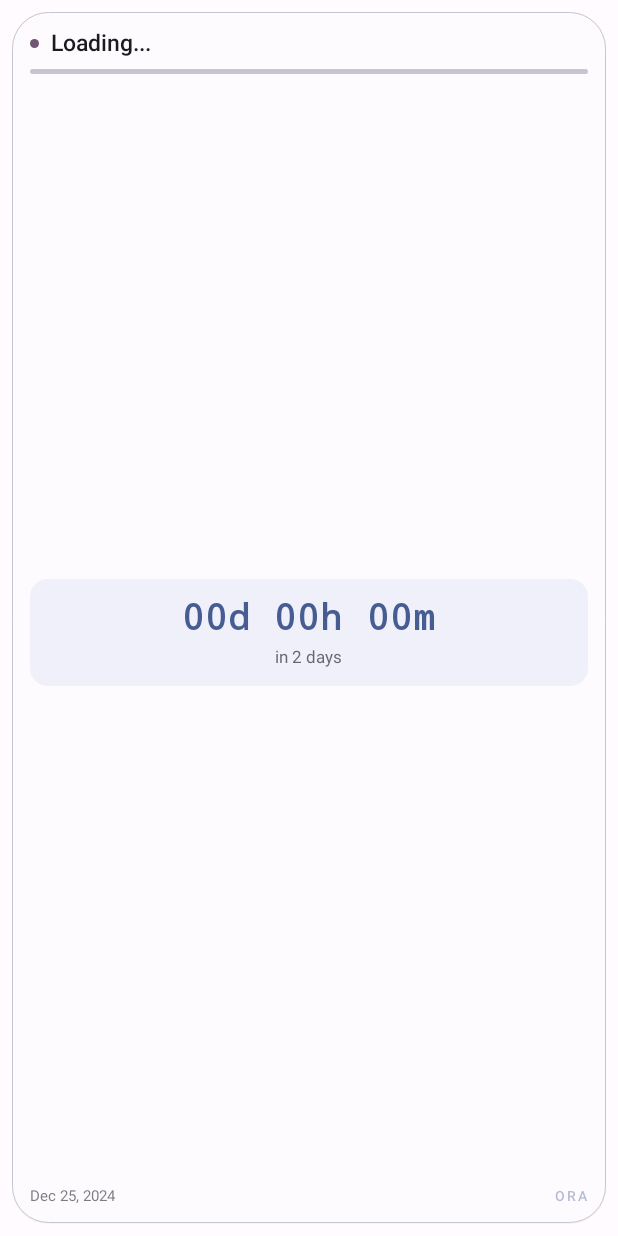
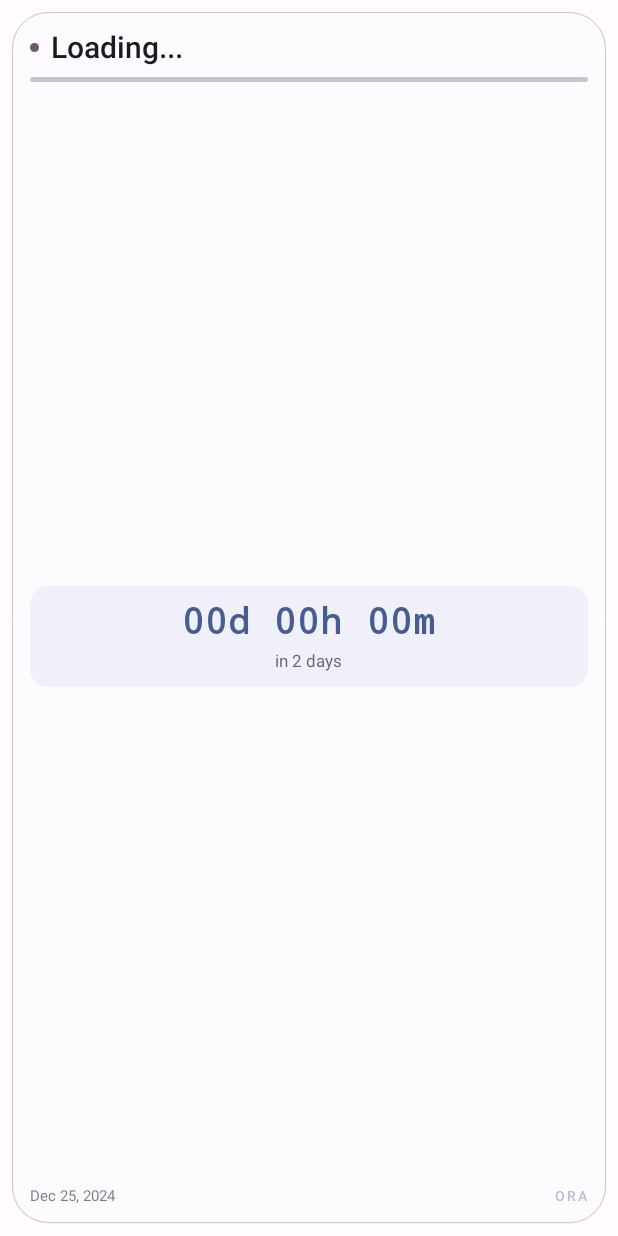
Before and after one commit to Yass5002/Ora, an Android app: the layout widget_countdown.xml on its own in the app's theme, with its tools: preview values and no code run, on a phone screen of 412 x 824 dp. Run offline under Robolectric (Android 15) with nearby library versions, the phone set to English and light mode, and no system bars.

Commit message:
✨ WIDGETS: HOME SCREEN COUNTDOWN WIDGET, LIVE SYNC, GLASS UI, PIN SUPPORT, URGENT UPDATES ✨

```diff
--- a/app/src/main/res/layout/widget_countdown.xml
+++ b/app/src/main/res/layout/widget_countdown.xml
@@ -36,7 +36,7 @@
                 android:layout_height="wrap_content"
                 android:layout_weight="1"
                 android:text="Loading..."
-                android:textSize="15sp"
+                android:textSize="20sp"
                 android:fontFamily="sans-serif-medium"
                 android:textColor="@color/widget_title_color"
                 android:ellipsize="end"
@@ -87,7 +87,7 @@
                     android:layout_height="wrap_content"
                     android:background="@drawable/widget_time_card"
                     android:orientation="vertical"
-                    android:padding="12dp"
+                    android:padding="10dp"
                     android:gravity="center">
 
                     <!-- Main Time Display -->
```
